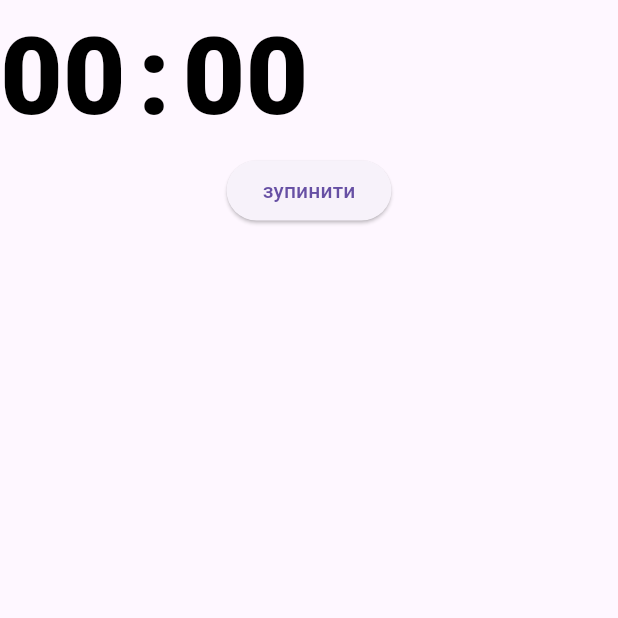
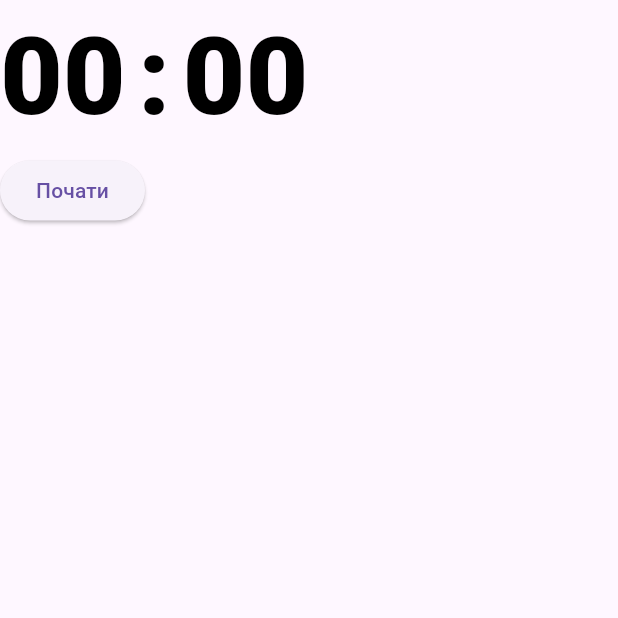
Before and after one commit to krupchynskyiai/energise_pro_testing, a Flutter app: the screen it shows after launch, on a phone screen of 412 x 824 dp, the top half of it. Run offline on Flutter 3.47's test engine with Material 3 defaults, Android fonts, the light colour scheme and no system bars.

Commit message:
timer page functionality

```diff
--- a/lib/pages/timer_page/timer_page.dart
+++ b/lib/pages/timer_page/timer_page.dart
@@ -12,12 +12,24 @@ class TimerPage extends StatefulWidget {
 class _TimerPageState extends State<TimerPage> {
   Duration duration = Duration();
   Timer? timer;
-
+  bool isCounting = false;
   bool isRunning = false;
 
   @override
   void initState() {
     super.initState();
+  }
+
+  void startTimer() {
+    if (!isCounting) {
+      timer = Timer.periodic(Duration(seconds: 1), (_) => addTime());
+      isCounting = !isCounting;
+    } else {
+      setState(() {
+        timer?.cancel();
+        isCounting = false;
+      });
+    }
   }
 
   void addTime() {
@@ -32,42 +44,28 @@ class _TimerPageState extends State<TimerPage> {
 
   void stopTimer() {
     setState(() {
-      final seconds = duration.inSeconds;
-      duration = Duration(seconds: seconds);
+      timer?.cancel();
     });
   }
 
-  void startTimer() {
-    timer = Timer.periodic(Duration(seconds: 1), (_) => addTime());
+  void reset() {
+    setState(() {
+      duration = Duration(minutes: 0, seconds: 0);
+    });
   }
 
-  @override
   Widget build(BuildContext context) {
     return Scaffold(
       body: Column(
         children: [
-          buildTime(),
+          buildTime(minutes: duration.inMinutes, seconds: duration.inSeconds),
           controls(),
         ],
       ),
     );
   }
 
-  Widget controls() {
-    return isRunning
-        ? buttonWidget(text: 'Почати', onClick: startTimer())
-        : buttonWidget(text: 'зупинити', onClick: stopTimer());
-  }
-
-  Widget buttonWidget({required String text, required void onClick}) {
-    return ElevatedButton(
-        onPressed: () {
-          onClick;
-        },
-        child: Text('$text'));
-  }
-
-  Widget buildTime() {
+  Widget buildTime({required minutes, required seconds}) {
     String correctDigits(int digit) => digit.toString().padLeft(2, '0');
     final minutes = correctDigits(duration.inMinutes.remainder(60));
     final seconds = correctDigits(duration.inSeconds.remainder(60));
@@ -104,4 +102,48 @@ class _TimerPageState extends State<TimerPage> {
       ),
     );
   }
+
+  Widget controls() {
+    return isRunning
+        ? Row(children: [
+            ElevatedButton(
+              onPressed: () {
+                startTimer();
+                setState(() {
+                  isRunning = false;
+                });
+              },
+              child: Text('Зупинити'),
+            )
+          ])
+        : duration.inMinutes > 0 || duration.inSeconds > 0
+            ? Row(children: [
+                ElevatedButton(
+                  onPressed: () {
+                    startTimer();
+                    setState(() {
+                      isRunning = false;
+                    });
+                  },
+                  child: Text('Продовжити'),
+                ),
+                ElevatedButton(
+                  onPressed: () {
+                    reset();
+                  },
+                  child: Text('Обнулити'),
+                )
+              ])
+            : Row(children: [
+                ElevatedButton(
+                  onPressed: () {
+                    startTimer();
+                    setState(() {
+                      isRunning = true;
+                    });
+                  },
+                  child: Text('Почати'),
+                )
+              ]);
+  }
 }
```
